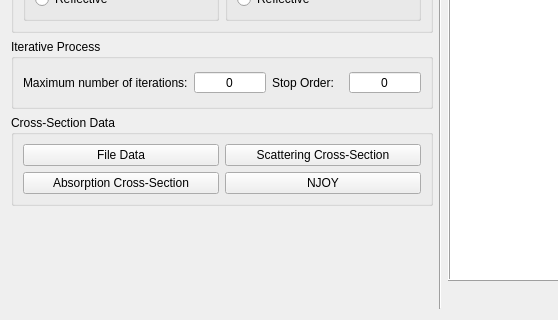
Above: Interface/CalFluxNeutron/RegionInputData.ui from simasvidalino/NeutronFluxCalculation before the change; both pictures show x 0 to 558 and y 238 to 558 of the 858 by 558 pixel window. Below: the same form after it.
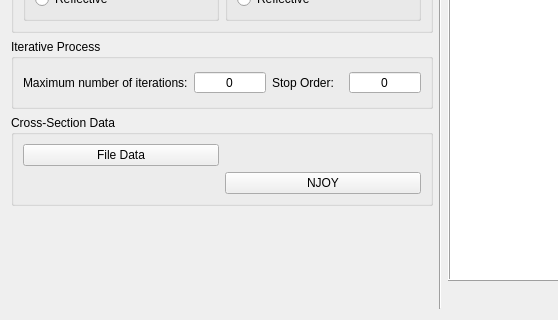
That is the form after the change.

Diff of the .ui file:
```diff
--- a/Interface/CalFluxNeutron/RegionInputData.ui
+++ b/Interface/CalFluxNeutron/RegionInputData.ui
@@ -89,13 +89,6 @@
       <string>Cross-Section Data</string>
      </property>
      <layout class="QGridLayout" name="gridLayout">
-      <item row="1" column="0">
-       <widget class="QPushButton" name="pushButtonAb">
-        <property name="text">
-         <string>Absorption Cross-Section</string>
-        </property>
-       </widget>
-      </item>
       <item row="0" column="0">
        <widget class="QPushButton" name="pushButtonCreateCrossSection">
         <property name="text">
@@ -103,13 +96,6 @@
         </property>
        </widget>
       </item>
-      <item row="0" column="1">
-       <widget class="QPushButton" name="pushButton_2">
-        <property name="text">
-         <string>Scattering Cross-Section</string>
-        </property>
-       </widget>
-      </item>
       <item row="1" column="1">
        <widget class="QPushButton" name="pushButtonNJOY">
         <property name="text">
```
